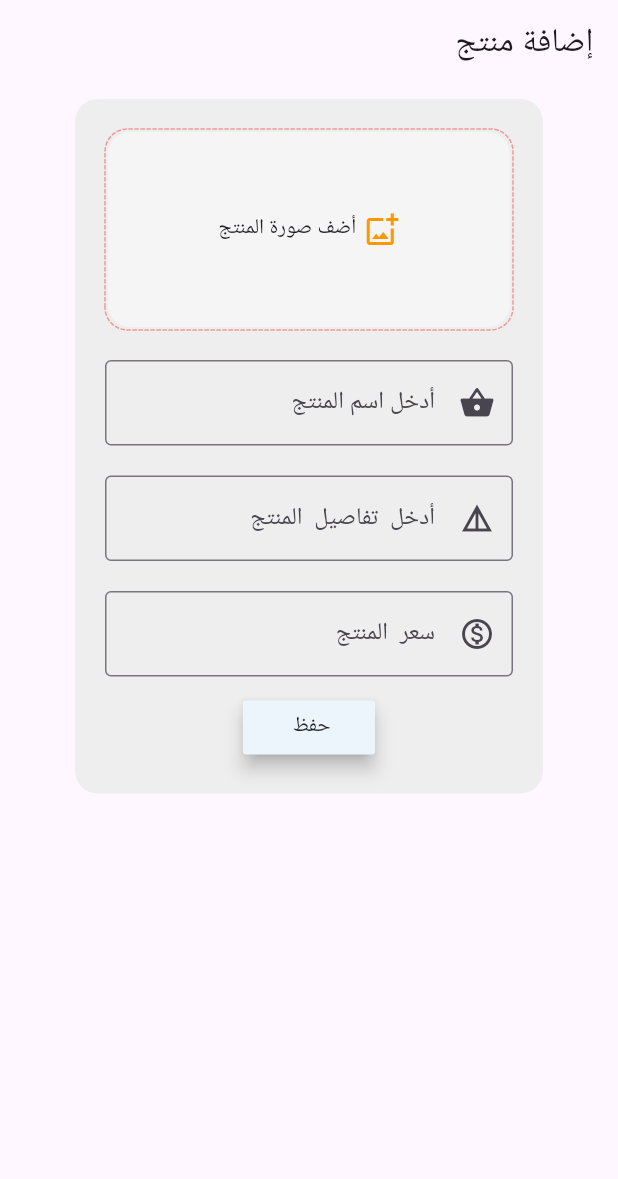
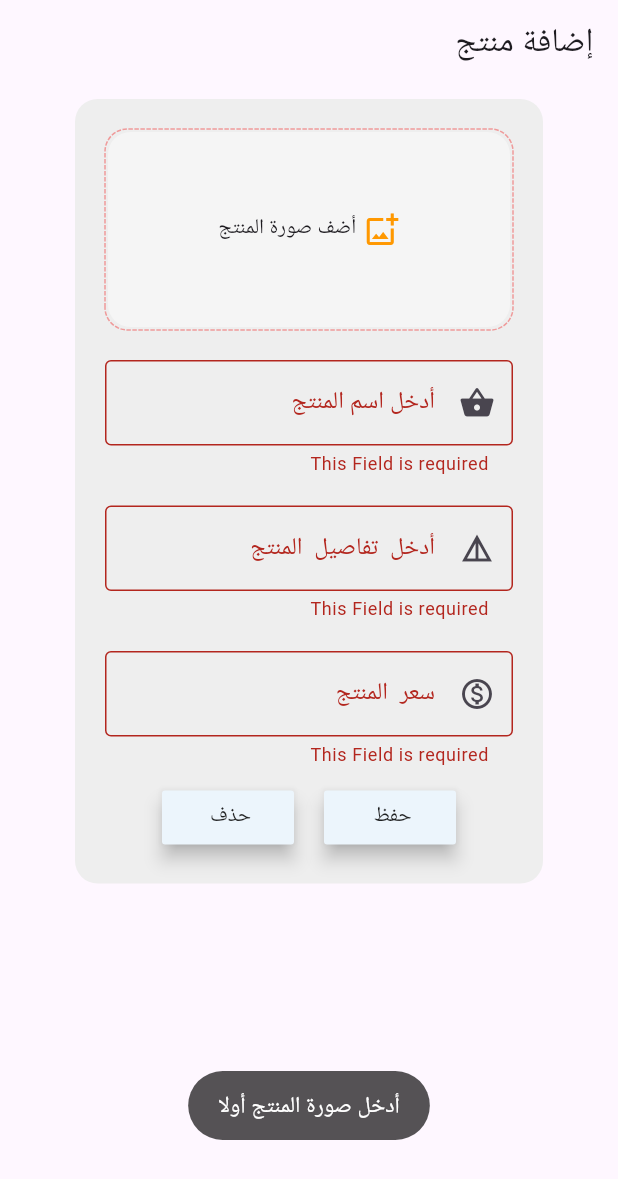
Before and after one commit to MaramKhateeb22/smile_shope_dash_board, a Flutter app: the CustomAddProductWidget screen opened directly, after a tap on "حفظ", on a phone screen of 412 x 824 dp. Shown: the top 1179 px of the screen. Run offline on Flutter 3.47's test engine with Material 3 defaults, Android fonts, the light colour scheme and no system bars; drawn by our look-alikes of dotted_border; our stand-ins replace bloc, dartz, dio, flutter_bloc, flutter_svg, go_router and 3 more; network calls fail.

Commit message:
error add image product

```diff
--- a/lib/Features/category/presentation/manager/category_cubit.dart
+++ b/lib/Features/category/presentation/manager/category_cubit.dart
@@ -14,7 +14,7 @@ class CategoryCubit extends Cubit<CategoryState> {
   final CategoryRepositry categoryRepository;
   CategoryGetAllModle? allCategory;
   DeleteCategoryModel? deleteCategory;
-  GetAllSubCatForOneCatModel? allSubCategory;
+  List<GetAllSubCatForOneCatModel>? allSubCategoryForOneCategory;
   getAllCategory() async {
     emit(GetAllCategoryLoading());
     final response = await categoryRepository.categoryGetAll();
@@ -26,16 +26,26 @@ class CategoryCubit extends Cubit<CategoryState> {
     });
   }
 
-  getAllSubCategory(String id) async {
+  getAllSubCategoryForOneCategory(String id) async {
     emit(GetAllSubCategoryLoading());
     final response = await categoryRepository.categoryGetAllSubCategory(id);
     response.fold(
         (errMessage) => emit(CetAllSubCategoryFailure(errMessage: errMessage)),
         (Subcategory) {
-      allSubCategory = Subcategory;
+      allSubCategoryForOneCategory = Subcategory;
       emit(GetAllSubCategorySuccess());
     });
   }
+
+  // getUserProfile() async {
+  //   emit(GetUserLoading());
+  //   final response = await userRepository.getUserProfile();
+  //   response.fold((errMessage) => emit(GetUserFailure(errMessage: errMessage)),
+  //       (user) {
+  //     userProfile = user;
+  //     emit(GetUserSuccess());
+  //   });
+  // }
 
   deleteCategoryFunction(String id, context) async {
     emit(DeleteCategoryLoading());
--- a/lib/Features/product/presentation/views/widget/all_product_view_body.dart
+++ b/lib/Features/product/presentation/views/widget/all_product_view_body.dart
@@ -33,9 +33,8 @@ class _AllProductViewBodyState extends State<AllProductViewBody> {
             else {
               ProductGetAllModel allProduct =
                   context.read<ProductCubit>().allProduct!;
-              print(
-                  "kkkkkkkkkkkkkkkkkkkkkkkkkkkallproduct" "${allProduct.data}");
-
+              // print(
+              // "kkkkkkkkkkkkkkkkkkkkkkkkkkkallproduct" "${allProduct.data}");
               return BlocConsumer<ProductCubit, ProductState>(
                 listener: (context, state) {
                   if (state is DeleteSuccessState) {
--- a/lib/Features/product/presentation/views/widget/custom_add_product.dart
+++ b/lib/Features/product/presentation/views/widget/custom_add_product.dart
@@ -1,17 +1,31 @@
 import 'package:dotted_border/dotted_border.dart';
 import 'package:flutter/material.dart';
 import 'package:flutter_bloc/flutter_bloc.dart';
+import 'package:go_router/go_router.dart';
 import 'package:smile_shope_dash_board/Features/product/presentation/manager/cubit/cubit.dart';
 import 'package:smile_shope_dash_board/Features/product/presentation/manager/cubit/state.dart';
+import 'package:smile_shope_dash_board/core/utils/constants.dart';
 
-class CustomAddProductWidget extends StatelessWidget {
+class CustomAddProductWidget extends StatefulWidget {
   const CustomAddProductWidget({super.key});
 
   @override
+  State<CustomAddProductWidget> createState() => _CustomAddProductWidgetState();
+}
+
+class _CustomAddProductWidgetState extends State<CustomAddProductWidget> {
+  @override
   Widget build(BuildContext context) {
     return BlocConsumer<ProductCubit, ProductState>(
-      listener: (context, state) {},
+      listener: (context, state) {
+        if (state is AddProductSuccessState) {
+          // context.go('/all_product_view');
+          context.replace('/all_product_view');
+        }
+      },
       builder: (context, state) {
+        // SubCategoryGetAllModel allSubCategory =
+        // context.read<SubCategoryCubit>().allSubCategory!;
         return Scaffold(
           appBar: AppBar(
             title: const Text('إضافة منتج '),
@@ -21,7 +35,7 @@ class CustomAddProductWidget extends StatelessWidget {
               child: Padding(
                 padding: const EdgeInsets.fromLTRB(50, 10, 50, 10),
                 child: Form(
-                  // key: ,
+                  key: context.read<ProductCubit>().formkey,
                   child: Container(
                     padding: const EdgeInsets.all(20),
                     decoration: BoxDecoration(
@@ -101,57 +115,35 @@ class CustomAddProductWidget extends StatelessWidget {
                         const SizedBox(
                           height: 20,
                         ),
-
-                        // FutureBuilder<dynamic>(
-                        //   future: ,
-                        //   builder: (BuildContext context,
-                        //      snapshot) {
+                        // FutureBuilder<List<SubCategoryGetAllModel>>(
+                        //   future: ApiService()
+                        //       .fetchItems(), // استدعاء الدالة لجلب البيانات
+                        //   builder: (context, snapshot) {
                         //     if (snapshot.connectionState ==
                         //         ConnectionState.waiting) {
-                        //       return const Center(
-                        //           child: CircularProgressIndicator());
-                        //     }
-                        //     if (snapshot.hasError) {
-                        //       return Center(
-                        //           child: Text('Error: ${snapshot.error}'));
-                        //     }
-                        //     if (snapshot.hasData) {
-                        //       // تحويل البيانات إلى قائمة من DropdownMenuItem
-                        //       List<DropdownMenuItem<String>> insectItems =
-                        //           snapshot.data!.docs
-                        //               .map((DocumentSnapshot document) {
-                        //         Map<String, dynamic> insectData =
-                        //             document.data()! as Map<String, dynamic>;
-                        //         String insectName = insectData[
-                        //             'name']; // افترض أن العمود يُدعى 'name'
-                        //         return DropdownMenuItem<String>(
-                        //           value: insectName,
-                        //           child: Text(insectName),
-                        //         );
-                        //       }).toList();
-
+                        //       return CircularProgressIndicator(); // عرض شاشة التحميل
+                        //     } else if (snapshot.hasError) {
+                        //       return Text('حصل خطأ'); // عرض رسالة الخطأ
+                        //     } else {
+                        //       // تم الحصول على البيانات بنجاح
+                        //       List<SubCategoryGetAllModel> items =
+                        //           snapshot.data!;
                         //       return DropdownButton<String>(
-                        //         icon:
-                        //             const Icon(Icons.arrow_drop_down_outlined),
-                        //         // dropdownColor: backgroundColor,
-                        //         value: _selectedValue,
-                        //         hint: const Text(
-                        //             " اختر نوع الحشرة المنتشرة عندك "),
-                        //         items: insectItems,
-                        //         onChanged: (newValue) {
-                        //           setState(() {
-                        //             _selectedValue = newValue;
-                        //           });
+                        //         items: items.map<DropdownMenuItem<String>>(
+                        //             (SubCategoryGetAllModel item) {
+                        //           return DropdownMenuItem<String>(
+                        //             value: item.data[index].title2,
+                        //             child: Text(item.data[index].title2),
+                        //           );
+                        //         }).toList(),
+                        //         onChanged: (String? newValue) {
+                        //           // تحديث القيمة المختارة
                         //         },
+                        //         hint: Text("اختر عنصر"),
                         //       );
-                        //     } else {
-                        //       // يمكنك عرض رسالة أو ويدجت آخر هنا إذا لم تكن هناك بيانات
-                        //       return const Text("لا يوجد بيانات.");
                         //     }
                         //   },
                         // ),
-                        //
-
                         TextFormField(
                           controller:
                               context.read<ProductCubit>().nameController,
@@ -162,6 +154,12 @@ class CustomAddProductWidget extends StatelessWidget {
                             prefixIcon: Icon(Icons.shopping_basket),
                             border: OutlineInputBorder(),
                           ),
+                          validator: (value) {
+                            if (value == null || value.isEmpty) {
+                              return 'This Field is required';
+                            }
+                            return null;
+                          },
                           onFieldSubmitted: (value) {
                             print(value);
                           },
@@ -182,6 +180,12 @@ class CustomAddProductWidget extends StatelessWidget {
                           onFieldSubmitted: (value) {
                             print(value);
                           },
+                          validator: (value) {
+                            if (value == null || value.isEmpty) {
+                              return 'This Field is required';
+                            }
+                            return null;
+                          },
                         ),
                         const SizedBox(
                           height: 20,
@@ -199,18 +203,58 @@ class CustomAddProductWidget extends StatelessWidget {
                           onFieldSubmitted: (value) {
                             print(value);
                           },
+                          validator: (value) {
+                            if (value == null || value.isEmpty) {
+                              return 'This Field is required';
+                            }
+                            return null;
+                          },
                         ),
                         const SizedBox(
                           height: 10,
                         ),
-                        MaterialButton(
-                          onPressed: () {
-                            context.read<ProductCubit>().addProduct(context);
-                          },
-                          color: const Color.fromARGB(255, 236, 245, 252),
-                          elevation: 5,
-                          child: const Text('حفظ '),
-                        )
+                        Row(
+                          mainAxisAlignment: MainAxisAlignment.center,
+                          children: [
+                            state is AddProductLoadingState
+                                ? const CircularProgressIndicator()
+                                : MaterialButton(
+                                    onPressed: () {
+                                      context
+                                          .read<ProductCubit>()
+                                          .formkey
+                                          .currentState!
+                                          .validate();
+                                      if (context
+                                              .read<ProductCubit>()
+                                              .imageProduct ==
+                                          null) {
+                                        message(
+                                            context, 'أدخل صورة المنتج أولا');
+                                      } else {
+                                        context.read<ProductCubit>().addProduct(
+                                              context,
+                                            );
+                                      }
+                                    },
+                                    color: const Color.fromARGB(
+                                        255, 236, 245, 252),
+                                    elevation: 5,
+                                    child: const Text('حفظ '),
+                                  ),
+                            const SizedBox(
+                              width: 20,
+                            ),
+                            MaterialButton(
+                              onPressed: () {
+                                context.read<ProductCubit>().clearForm();
+                              },
+                              color: const Color.fromARGB(255, 236, 245, 252),
+                              elevation: 5,
+                              child: const Text('حذف '),
+                            ),
+                          ],
+                        ),
                       ],
                     ),
                   ),
--- /dev/null
+++ b/lib/Features/sub_category/data/model/sub_category_get_all_model.dart
@@ -0,0 +1,65 @@
+class SubCategoryGetAllModel {
+  List<Data>? data;
+  String? massege;
+  int? status;
+
+  SubCategoryGetAllModel({this.data, this.massege, this.status});
+
+  SubCategoryGetAllModel.fromJson(Map<String, dynamic> json) {
+    if (json['data'] != null) {
+      data = <Data>[];
+      json['data'].forEach((v) {
+        data!.add(new Data.fromJson(v));
+      });
+    }
+    massege = json['massege'];
+    status = json['status'];
+  }
+
+  Map<String, dynamic> toJson() {
+    final Map<String, dynamic> data = new Map<String, dynamic>();
+    if (this.data != null) {
+      data['data'] = this.data!.map((v) => v.toJson()).toList();
+    }
+    data['massege'] = this.massege;
+    data['status'] = this.status;
+    return data;
+  }
+}
+
+class Data {
+  int? id;
+  String? title2;
+  String? image2;
+  String? createdAt;
+  String? updatedAt;
+  int? categoryId;
+
+  Data(
+      {this.id,
+      this.title2,
+      this.image2,
+      this.createdAt,
+      this.updatedAt,
+      this.categoryId});
+
+  Data.fromJson(Map<String, dynamic> json) {
+    id = json['id'];
+    title2 = json['title2'];
+    image2 = json['image2'];
+    createdAt = json['created_at'];
+    updatedAt = json['updated_at'];
+    categoryId = json['category_id'];
+  }
+
+  Map<String, dynamic> toJson() {
+    final Map<String, dynamic> data = new Map<String, dynamic>();
+    data['id'] = this.id;
+    data['title2'] = this.title2;
+    data['image2'] = this.image2;
+    data['created_at'] = this.createdAt;
+    data['updated_at'] = this.updatedAt;
+    data['category_id'] = this.categoryId;
+    return data;
+  }
+}
--- /dev/null
+++ b/lib/Features/sub_category/data/repo/repo.dart
@@ -0,0 +1,21 @@
+import 'package:dartz/dartz.dart';
+import 'package:smile_shope_dash_board/Features/sub_category/data/model/sub_category_get_all_model.dart';
+import 'package:smile_shope_dash_board/core/errors/exception.dart';
+import 'package:smile_shope_dash_board/core/utils/api/api_consumer.dart';
+import 'package:smile_shope_dash_board/core/utils/api/end_points.dart';
+
+class SubCategoryRepositry {
+  final ApiConsumer api;
+  SubCategoryRepositry({required this.api});
+
+  Future<Either<String, SubCategoryGetAllModel>> subcategoryGetAll() async {
+    try {
+      final response = await api.get(
+        EndPoints.subcategoryGetAll,
+      );
+      return Right(SubCategoryGetAllModel.fromJson(response));
+    } on ServerException catch (e) {
+      return Left(e.errModel.errorMessage);
+    }
+  }
+}
--- /dev/null
+++ b/lib/Features/sub_category/presentation/manager/cubit/sub_category_cubit.dart
@@ -0,0 +1,23 @@
+import 'package:flutter_bloc/flutter_bloc.dart';
+import 'package:smile_shope_dash_board/Features/sub_category/data/model/sub_category_get_all_model.dart';
+import 'package:smile_shope_dash_board/Features/sub_category/data/repo/repo.dart';
+import 'package:smile_shope_dash_board/Features/sub_category/presentation/manager/cubit/sub_category_state.dart';
+
+class SubCategoryCubit extends Cubit<SubCategoryState> {
+  SubCategoryCubit(
+    this.subcategoryRepository,
+  ) : super(GetAllSubCategoryInitialState());
+  SubCategoryGetAllModel? allSubCategory;
+  final SubCategoryRepositry subcategoryRepository;
+
+  getAllSubCategory() async {
+    emit(GetAllSubCategoryLoading());
+    final response = await subcategoryRepository.subcategoryGetAll();
+    response.fold(
+        (errMessage) => emit(GetAllSubCategoryFailure(errMessage: errMessage)),
+        (subcategory) {
+      allSubCategory = subcategory;
+      emit(GetAllSubCategorySuccess());
+    });
+  }
+}
--- /dev/null
+++ b/lib/Features/sub_category/presentation/manager/cubit/sub_category_state.dart
@@ -0,0 +1,13 @@
+abstract class SubCategoryState {}
+
+class GetAllSubCategoryInitialState extends SubCategoryState {}
+
+class GetAllSubCategoryLoading extends SubCategoryState {}
+
+class GetAllSubCategorySuccess extends SubCategoryState {}
+
+class GetAllSubCategoryFailure extends SubCategoryState {
+  final String errMessage;
+
+  GetAllSubCategoryFailure({required this.errMessage});
+}
--- a/lib/core/utils/api/end_points.dart
+++ b/lib/core/utils/api/end_points.dart
@@ -1,6 +1,7 @@
 class EndPoints {
   static String baseUrl = "https://smilestore20002000.000webhostapp.com/api/";
   static String categoryGetAll = "category/get_all";
+  static String subcategoryGetAll = "subcategory/get_all";
   static String productGetAll = "product/get_all";
   static String addProduct = "product/add";
 
```
Also changed, not shown: lib/Features/category/data/repos/repo.dart (+35 -3 lines), lib/Features/category/presentation/views/widgets/sub_category_view_body.dart (+22 -21 lines), lib/Features/product/presentation/manager/cubit/cubit.dart (+30 -68 lines), lib/main.dart (+9 -0 lines), 1 other file.
